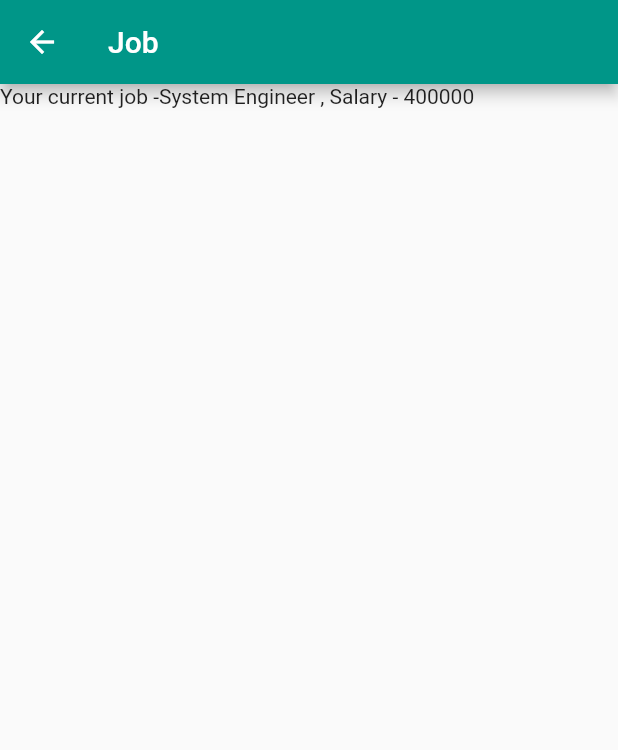
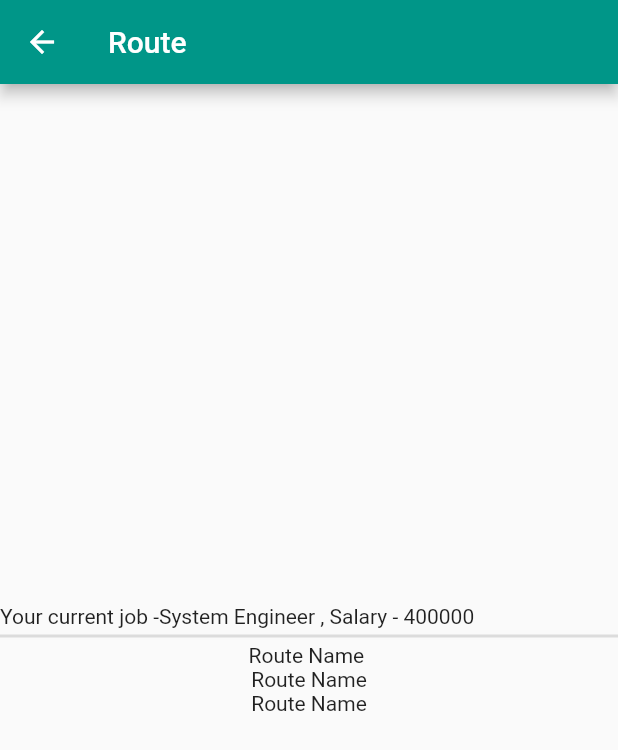
Before and after one commit to thidaswezin1/FlutterTester, a Flutter app: the WorkType screen opened directly, after a tap on "Next Page", on a phone screen of 412 x 824 dp. Shown: the top 750 px of the screen. Run offline on Flutter 3.47's test engine with Material 2 defaults, Android fonts, the phone set to English and light mode, and no system bars; our stand-ins replace carousel_pro, carousel_slider, connectivity, fluttertoast, geolocator, google_maps_flutter and 1 more; missing offline and left inert: app_settings; accounts and stored records are empty.

Commit message:
adding profile and route from server

```diff
--- a/lib/job.dart
+++ b/lib/job.dart
@@ -4,24 +4,35 @@ import 'package:flutter/material.dart';
 class JobDesc extends StatelessWidget{
   final job;
   final salary;
+  final routeName;
 
-  JobDesc({this.job,this.salary});
+  JobDesc({this.job,this.salary,this.routeName});
 
   @override
   Widget build(BuildContext context) {
     // TODO: implement build
     return Scaffold(
       appBar: AppBar(
-        title: Text("Job"),
+        title: Text("Route"),
       ),
-      body: Row(
+      body: Column(
+        mainAxisAlignment: MainAxisAlignment.center,
         children: <Widget>[
-          Text("Your current job -"),
-          Text(job),
-          Text(" , Salary - "),
-          Text(salary)
+          Row(
+            children: <Widget>[
+              Text("Your current job -"),
+              Text(job),
+              Text(" , Salary - "),
+              Text(salary)
+            ],
+          ),
+          Divider(height: 10,thickness: 2,),
+          Text("Route Name "),
+          Text(routeName),
+          Text((routeName as String).split("[").first)
         ],
-      ),
+      )
+
     );
   }
 
--- a/lib/next_screen.dart
+++ b/lib/next_screen.dart
@@ -3,6 +3,7 @@ import 'package:geolocator/geolocator.dart';
 import 'package:fluttertoast/fluttertoast.dart';
 import 'package:google_maps_flutter/google_maps_flutter.dart';
 import 'package:myfirstflutterapp/note_list.dart';
+import 'package:myfirstflutterapp/profile.dart';
 import 'package:myfirstflutterapp/worktype.dart';
 
 final List<String> notes=List<String>();
@@ -101,11 +102,20 @@ class FirstScreen extends StatelessWidget {
             Padding(padding: EdgeInsets.only(left: 20,top: 30,right: 20),
             child: RaisedButton(
               color: Colors.blueGrey,
-              child: Text("Find Job"),
+              child: Text("Route from Server"),
               textColor: Colors.white,
               onPressed: (){
                   Navigator.push(context, MaterialPageRoute(builder: (context)=>WorkType()));
             }
+            ),
+            ),
+            Padding(padding: EdgeInsets.only(left: 20,top: 30,right: 20),
+            child: RaisedButton(
+              color: Colors.deepOrangeAccent,
+              child: Text("My Profile"),
+              onPressed: (){
+                  Navigator.push(context, MaterialPageRoute(builder: (context)=>Profile()));
+              },
             ),)
 
          ]
--- a/lib/worktype.dart
+++ b/lib/worktype.dart
@@ -1,11 +1,61 @@
+import 'dart:async';
+
 import 'package:flutter/cupertino.dart';
 import 'package:flutter/material.dart';
 import 'package:myfirstflutterapp/job.dart';
+import 'package:http/http.dart' as http;
+import 'dart:convert';
+import 'package:connectivity/connectivity.dart';
+import 'package:app_settings/app_settings.dart';
 
 class WorkType extends StatefulWidget{
   WorkTypeState createState()=>WorkTypeState();
 }
 class WorkTypeState extends State<WorkType>{
+  var scaffoldKey = GlobalKey<ScaffoldState>();
+  StreamSubscription<ConnectivityResult> _subscription;
+  @override
+
+  void initState() {
+      super.initState();
+      _subscription = Connectivity().onConnectivityChanged.listen((ConnectivityResult result){
+          if(result==ConnectivityResult.none){
+              scaffoldKey.currentState.showSnackBar(
+                  SnackBar(content: Text("No Connection"),
+                  duration: Duration(seconds: 5),
+                  action: SnackBarAction(
+                    label: "Network Settings",
+                    onPressed:(){ AppSettings.openWIFISettings();},
+                  ),));
+          }
+          else{
+              scaffoldKey.currentState.showSnackBar(SnackBar(content:Text("Connection Restored"),duration: Duration(seconds: 2),));
+          }
+      });
+  }
+
+  void dispose(){
+    super.dispose();
+    _subscription.cancel();
+  }
+
+  void getDataFromServer(String term) async{
+    final response = await http.get("http://167.172.70.248:8000/routes/search?term="+term);
+    if(response.statusCode==200){
+      setState(() {
+        var jsonData = json.decode(response.body);
+        print(response.body);
+        print(jsonData);
+        _routeList.clear();
+        _routeList.addAll((jsonData["results"] as List).map((i)=>Route.fromJson(i)));
+
+      });
+    }
+  }
+
+  List _routeList = new List();
+  String _routeName = "Route Name";
+
  // final _listOfJob={"SE":"Software Engineer","PM":"Project Manager"};
   List job = ["System Engineer","Software Developer","Project Manager"];
   String jobValue="System Engineer";
@@ -23,39 +73,123 @@ class WorkTypeState extends State<WorkType>{
   @override
   Widget build(BuildContext context) {
     return Scaffold(
+      key: scaffoldKey,
       appBar: AppBar(
-        title: Text("Job Finder"),
+        title: Text("Route Finder"),
       ),
       body: Container(
+        child:SingleChildScrollView(
         child:Column(
           //mainAxisAlignment: MainAxisAlignment.spaceEvenly,
               children: <Widget>[
-                Row(
+                Padding(padding: EdgeInsets.only(top:30),
+               child: Row(
+
                     mainAxisAlignment: MainAxisAlignment.spaceEvenly,
                   children:<Widget>[
                   Text("Job Description"),
-                  DropdownButtonHideUnderline(
-                 child: DropdownButton(
+                  SizedBox(
+                    width: 200,
+                    child: DropdownButtonFormField(
+                      decoration: InputDecoration(border: OutlineInputBorder()),
                       value: jobValue,
                       items: getJobList(),
                       onChanged: (v){
                         setState(() {
-                       jobValue=v;
+                          jobValue = v;
                         });
                       },
                     ),
+                  ),
+//                  DropdownButtonHideUnderline(
+//                 child: DropdownButton(
+//
+//                   value: jobValue,
+//                   items: getJobList(),
+//                   onChanged: (v){
+//                     setState(() {
+//                       jobValue=v;
+//                     });
+//                   },
+//                 ),
+//                ),
+                ])),
+                Divider(thickness: 2,),
+                Padding(padding: EdgeInsets.only(top:20),
+                child:Row(
+                  mainAxisAlignment: MainAxisAlignment.spaceEvenly,
+                  children: <Widget>[
+                    Text("Route From Server"),
+                    SizedBox(
+                      width: 200,
+                      child:TextField(
+                        decoration: InputDecoration(
+                          hintText: "Search Routes",
+                          border: OutlineInputBorder()
+                        ),
+                        textAlign: TextAlign.center,
+                        onChanged: (value){
+                           getDataFromServer(value);
+                        },
+                      ) ,
                     )
-                ]),
+
+                  ],
+                )),
+                Container(
+                  color: Colors.greenAccent,
+                  child:  ConstrainedBox(
+                    constraints: BoxConstraints(
+                      // minHeight: 35,
+                      maxHeight: 250,
+                    ),
+                    child: ListView.builder(
+                        itemCount: _routeList.length,
+                        itemBuilder: (context,index){
+                          return Column(
+                            children: <Widget>[
+                              ListTile(
+                                title: Text(_routeList[index].text),
+                                contentPadding: EdgeInsets.symmetric(horizontal: 10),
+                                onTap: (){
+                                  setState(() {
+                                    _routeName = _routeList[index].text;
+                                  });
+                                },
+                              ),
+
+                            ],
+                          );
+                        }
+                    ),
+
+                  ),
+                )
+               ,
+                Padding(padding: EdgeInsets.only(top:20),
+                child:Text(_routeName,textAlign: TextAlign.center,style: TextStyle(fontStyle: FontStyle.italic),)),
                 RaisedButton(
                   color: Colors.greenAccent,
                   child: Text("Next Page"),
                   onPressed: (){
-                    Navigator.push(context, MaterialPageRoute(builder: (context)=>JobDesc(job:jobValue,salary: "400000",)));
+                    Navigator.push(context, MaterialPageRoute(builder: (context)=>JobDesc(job:jobValue,salary: "400000",routeName: _routeName,)));
                   },
                 )
              ],
     )
-    ));
+    )));
   }
 
+
+
 }
+class Route{
+  int id;
+  String text;
+  Route({this.id, this.text});
+  factory Route.fromJson(Map<String, dynamic> json){
+    return Route(
+        id: json["id"], text: json["text"]
+    );
+  }
+}
```
Also changed, not shown: lib/profile.dart (added, +135 -0 lines), pubspec.yaml (+7 -0 lines), assets/images/photo1.jpg (added), assets/images/photo2.jpg (added), assets/images/photo3.jpg (added), pubspec.lock. Lines whose indentation alone changed are shown as unchanged.
